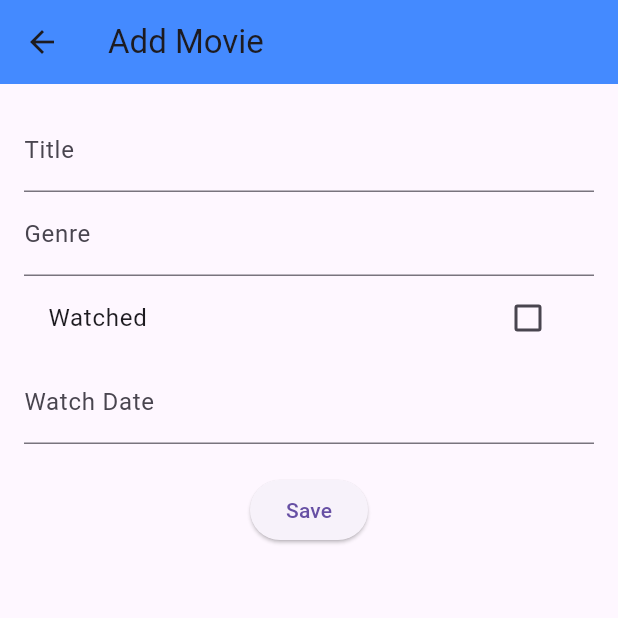
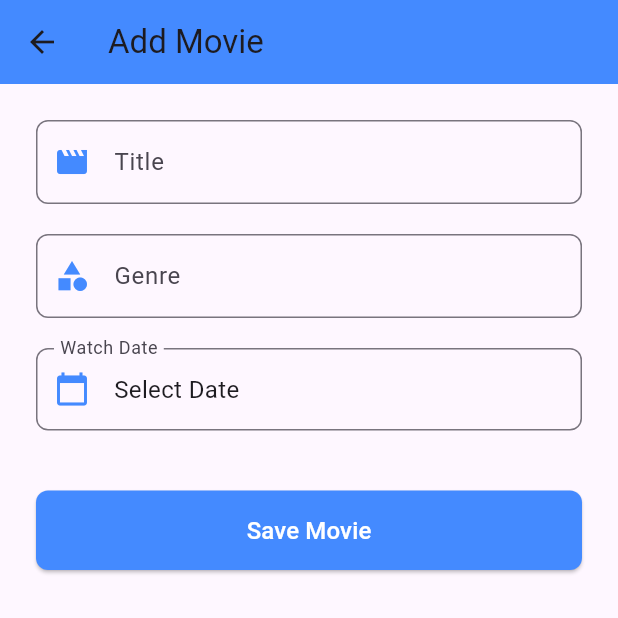
Before and after one commit to shyambista123/Movie_Watchlist_Flutter_SpringBoot, a Flutter app: the AddEditMoviePage screen opened directly, on a phone screen of 412 x 824 dp, the top half of it. Run offline on Flutter 3.47's test engine with Material 3 defaults, Android fonts, the phone set to English and light mode, and no system bars; our stand-ins replace flutter_dotenv, flutter_secure_storage; missing offline and left inert: jwt_decode; accounts and stored records are empty.

Commit message:
remove watched input field

```diff
--- a/frontend/lib/screens/addEditMoviePage.dart
+++ b/frontend/lib/screens/addEditMoviePage.dart
@@ -20,7 +20,6 @@ class _AddEditMoviePageState extends State<AddEditMoviePage> {
   final TextEditingController titleController = TextEditingController();
   final TextEditingController genreController = TextEditingController();
   DateTime? watchDate;
-  bool watched = false;
   bool isEditMode = false;
   late AuthService _authService;
 
@@ -29,12 +28,10 @@ class _AddEditMoviePageState extends State<AddEditMoviePage> {
     super.initState();
     _authService = AuthService();
 
-    // Check if we are in edit mode
     if (widget.movieData != null) {
       isEditMode = true;
       titleController.text = widget.movieData!['title'] ?? '';
       genreController.text = widget.movieData!['genre'] ?? '';
-      watched = widget.movieData!['watched'] ?? false;
 
       if (widget.movieData!['watchDate'] != null) {
         watchDate = DateTime.parse(widget.movieData!['watchDate']);
@@ -49,35 +46,70 @@ class _AddEditMoviePageState extends State<AddEditMoviePage> {
         title: Text(isEditMode ? 'Edit Movie' : 'Add Movie'),
         backgroundColor: Colors.blueAccent,
       ),
-      body: Padding(
-        padding: const EdgeInsets.all(16.0),
+      body: SingleChildScrollView(
+        child: Padding(
+          padding: const EdgeInsets.all(24.0),
           child: Column(
+            crossAxisAlignment: CrossAxisAlignment.stretch,
             children: [
-            TextField(
+              _buildTextField(
                 controller: titleController,
-              decoration: InputDecoration(labelText: 'Title'),
+                label: 'Title',
+                icon: Icons.movie,
               ),
-            TextField(
+              SizedBox(height: 20),
+              _buildTextField(
                 controller: genreController,
-              decoration: InputDecoration(labelText: 'Genre'),
+                label: 'Genre',
+                icon: Icons.category,
               ),
-            CheckboxListTile(
-              title: Text('Watched'),
-              value: watched,
-              onChanged: (bool? value) {
-                setState(() {
-                  watched = value ?? false;
-                });
-              },
+              SizedBox(height: 20),
+              _buildDateField(),
+              SizedBox(height: 40),
+              ElevatedButton(
+                onPressed: _saveOrUpdateMovie,
+                child: Text(
+                  isEditMode ? 'Update Movie' : 'Save Movie',
+                  style: TextStyle(fontSize: 16, color: Colors.white),
                 ),
-            TextField(
-              readOnly: true,
+                style: ElevatedButton.styleFrom(
+                  backgroundColor: Colors.blueAccent,
+                  padding: EdgeInsets.symmetric(vertical: 15),
+                  shape: RoundedRectangleBorder(
+                    borderRadius: BorderRadius.circular(8),
+                  ),
+                ),
+              ),
+            ],
+          ),
+        ),
+      ),
+    );
+  }
+
+  Widget _buildTextField({
+    required TextEditingController controller,
+    required String label,
+    required IconData icon,
+  }) {
+    return TextField(
+      controller: controller,
       decoration: InputDecoration(
-                labelText: 'Watch Date',
-                hintText: watchDate != null
-                    ? DateFormat('dd/MM/yyyy').format(watchDate!)
-                    : 'Select Date',
+        labelText: label,
+        prefixIcon: Icon(icon, color: Colors.blueAccent),
+        border: OutlineInputBorder(
+          borderRadius: BorderRadius.circular(8),
         ),
+        focusedBorder: OutlineInputBorder(
+          borderRadius: BorderRadius.circular(8),
+          borderSide: BorderSide(color: Colors.blueAccent, width: 2),
+        ),
+      ),
+    );
+  }
+
+  Widget _buildDateField() {
+    return InkWell(
       onTap: () async {
         DateTime? pickedDate = await showDatePicker(
           context: context,
@@ -91,13 +123,23 @@ class _AddEditMoviePageState extends State<AddEditMoviePage> {
           });
         }
       },
+      child: InputDecorator(
+        decoration: InputDecoration(
+          labelText: 'Watch Date',
+          prefixIcon: Icon(Icons.calendar_today, color: Colors.blueAccent),
+          border: OutlineInputBorder(
+            borderRadius: BorderRadius.circular(8),
           ),
-            SizedBox(height: 20),
-            ElevatedButton(
-              onPressed: _saveOrUpdateMovie,
-              child: Text(isEditMode ? 'Update' : 'Save'),
+          focusedBorder: OutlineInputBorder(
+            borderRadius: BorderRadius.circular(8),
+            borderSide: BorderSide(color: Colors.blueAccent, width: 2),
           ),
-          ],
+        ),
+        child: Text(
+          watchDate != null
+              ? DateFormat('dd/MM/yyyy').format(watchDate!)
+              : 'Select Date',
+          style: TextStyle(fontSize: 16),
         ),
       ),
     );
@@ -108,12 +150,7 @@ class _AddEditMoviePageState extends State<AddEditMoviePage> {
     final String genre = genreController.text;
 
     if (title.isEmpty || genre.isEmpty) {
-      ScaffoldMessenger.of(context).showSnackBar(
-        SnackBar(
-          content: Text('Please fill in all fields'),
-          backgroundColor: Colors.red,
-        ),
-      );
+      _showSnackBar('Please fill in all fields', Colors.red);
       return;
     }
 
@@ -123,14 +160,12 @@ class _AddEditMoviePageState extends State<AddEditMoviePage> {
     final movieData = {
       'title': title,
       'genre': genre,
-      'watched': watched,
       'watchDate': watchDate != null ? DateFormat('yyyy-MM-dd').format(watchDate!) : null,
     };
 
     http.Response response;
 
     if (isEditMode) {
-      // Update existing movie
       response = await http.put(
         Uri.parse('$apiUrl/api/movies/${widget.movieId}'),
         headers: {
@@ -140,7 +175,6 @@ class _AddEditMoviePageState extends State<AddEditMoviePage> {
         body: json.encode(movieData),
       );
     } else {
-      // Create new movie
       response = await http.post(
         Uri.parse('$apiUrl/api/movies'),
         headers: {
@@ -152,22 +186,28 @@ class _AddEditMoviePageState extends State<AddEditMoviePage> {
     }
 
     if (response.statusCode == 200 || response.statusCode == 201) {
-      ScaffoldMessenger.of(context).showSnackBar(
-        SnackBar(
-          content: Text(isEditMode ? 'Movie updated successfully' : 'Movie added successfully'),
-          backgroundColor: Colors.green,
-        ),
+      _showSnackBar(
+        isEditMode ? 'Movie updated successfully' : 'Movie added successfully',
+        Colors.green,
       );
       Navigator.of(context).pushReplacement(
         MaterialPageRoute(builder: (context) => Movielist()),
       );
     } else {
+      _showSnackBar('Failed to save movie. Please try again.', Colors.red);
+    }
+  }
+
+  void _showSnackBar(String message, Color backgroundColor) {
     ScaffoldMessenger.of(context).showSnackBar(
       SnackBar(
-          content: Text('Failed to save movie. Please try again.'),
-          backgroundColor: Colors.red,
+        content: Text(message),
+        backgroundColor: backgroundColor,
+        behavior: SnackBarBehavior.floating,
+        shape: RoundedRectangleBorder(
+          borderRadius: BorderRadius.circular(8),
+        ),
       ),
     );
   }
 }
-}
```
Lines whose indentation alone changed are shown as unchanged.
